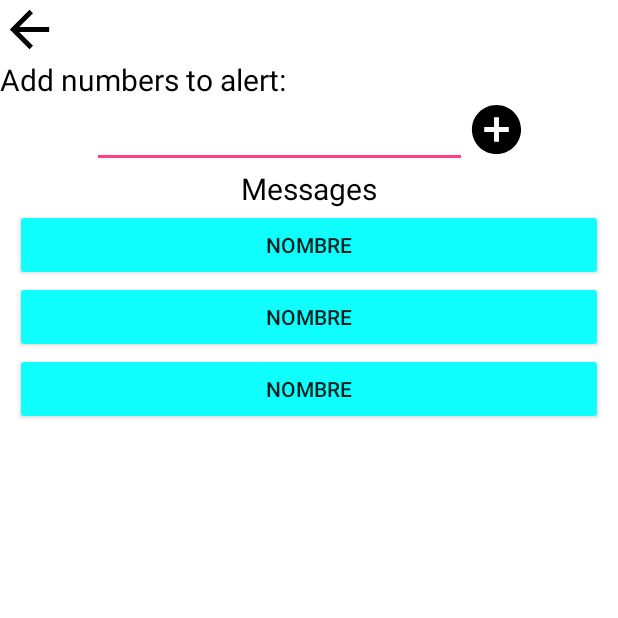
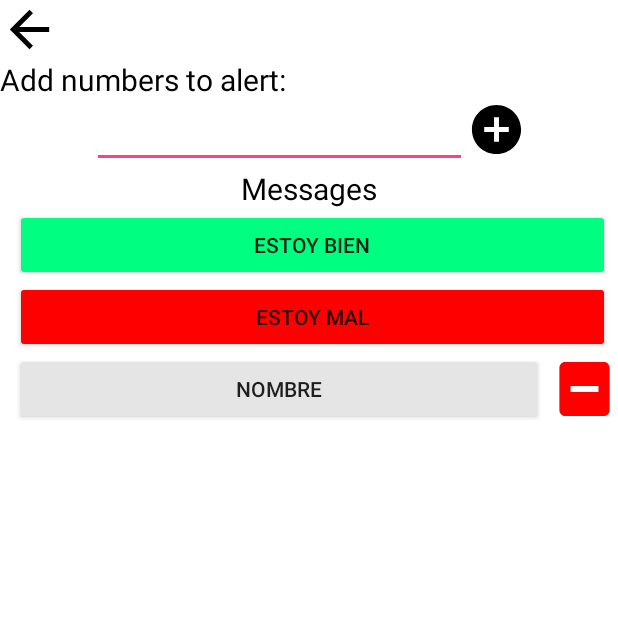
Before and after one commit to JALVITO/Signum, an Android app: the screen it shows after launch (ConfigurationActivity), after a tap on an icon or button, on a phone screen of 412 x 824 dp, the top half of it. Run offline under Robolectric (Android 15) with nearby library versions, the phone set to English and light mode, and no system bars.

Commit message:
colors, del available

```diff
--- a/app/src/main/java/com/appemergencias/Adapters/MessageButtonsConfigurationAdapter.java
+++ b/app/src/main/java/com/appemergencias/Adapters/MessageButtonsConfigurationAdapter.java
@@ -1,10 +1,13 @@
 package com.appemergencias.Adapters;
 
+import android.content.Context;
+import android.graphics.Color;
 import android.support.annotation.NonNull;
 import android.support.v7.widget.RecyclerView;
 import android.view.LayoutInflater;
 import android.view.View;
 import android.view.ViewGroup;
+import android.widget.ImageButton;
 import android.widget.TextView;
 
 import com.appemergencias.R;
@@ -18,8 +21,10 @@ import java.util.ArrayList;
 public class MessageButtonsConfigurationAdapter extends RecyclerView.Adapter<MessageButtonsConfigurationAdapter.ViewHolder> {
 
     ArrayList<String> listButtons;
-    public MessageButtonsConfigurationAdapter (ArrayList<String> listButtons) {
+    Context context;
+    public MessageButtonsConfigurationAdapter (ArrayList<String> listButtons, Context context) {
         this.listButtons = listButtons;
+        this.context = context;
     }
 
     @NonNull
@@ -30,8 +35,23 @@ public class MessageButtonsConfigurationAdapter extends RecyclerView.Adapter<Mes
     }
 
     @Override
-    public void onBindViewHolder(@NonNull MessageButtonsConfigurationAdapter.ViewHolder holder, int position) {
+    public void onBindViewHolder(@NonNull MessageButtonsConfigurationAdapter.ViewHolder holder, final int position) {
+        if(position == 0){
+            holder.mensaje.setBackgroundTintList(context.getResources().getColorStateList(R.color.estoyBien));
+            holder.del.setVisibility(View.GONE);
+        }
+        if(position == 1){
+            holder.mensaje.setBackgroundTintList(context.getResources().getColorStateList(R.color.estoyMal));
+            holder.del.setVisibility(View.GONE);
+        }
         holder.mensaje.setText(listButtons.get(position));
+        holder.del.setOnClickListener(new View.OnClickListener() {
+            @Override
+            public void onClick(View view) {
+                listButtons.remove(position);
+                notifyDataSetChanged();
+            }
+        });
     }
     @Override
     public int getItemCount() {
@@ -40,10 +60,16 @@ public class MessageButtonsConfigurationAdapter extends RecyclerView.Adapter<Mes
 
     public class ViewHolder extends RecyclerView.ViewHolder {
         TextView mensaje;
+        ImageButton del;
 
         public ViewHolder(View itemView) {
             super(itemView);
             mensaje = itemView.findViewById(R.id.mensaje);
+            del = itemView.findViewById(R.id.eliminate);
+        }
+
+        public void setOnDeleted(View.OnClickListener ocl){
+            del.setOnClickListener(ocl);
         }
     }
 }
--- a/app/src/main/java/com/appemergencias/ConfigurationActivity.java
+++ b/app/src/main/java/com/appemergencias/ConfigurationActivity.java
@@ -45,9 +45,9 @@ public class ConfigurationActivity extends AppCompatActivity implements View.OnC
     }
 
 
-    private void setUpButtonsRecyclerView(){
+    private void setUpButtonsRecyclerView() {
         buttons = findViewById(R.id.rv);
-        adapter = new MessageButtonsConfigurationAdapter(MainActivity.buttons);
+        adapter = new MessageButtonsConfigurationAdapter(MainActivity.buttons, this);
         buttons.setLayoutManager(new LinearLayoutManager(this));
         buttons.setAdapter(adapter);
         adapter.notifyDataSetChanged();
@@ -96,13 +96,4 @@ public class ConfigurationActivity extends AppCompatActivity implements View.OnC
                 break;
         }
     }
-
-    public LinearLayout createLinearLayout(){
-        LinearLayout layout = new LinearLayout(this);
-        layout.setOrientation(LinearLayout.VERTICAL);
-        TextView tv = new TextView(this);
-        tv.setText("Hola");
-        layout.addView(tv);
-        return layout;
-    }
 }
--- a/app/src/main/java/com/appemergencias/MainActivity.java
+++ b/app/src/main/java/com/appemergencias/MainActivity.java
@@ -28,8 +28,8 @@ public class MainActivity extends AppCompatActivity implements View.OnClickListe
         super.onCreate(savedInstanceState);
         setContentView(R.layout.activity_main);
 
-        buttons.add("Nombre");
-        buttons.add("Nombre");
+        buttons.add("Estoy bien");
+        buttons.add("Estoy mal");
         buttons.add("Nombre");
 
         main_page = findViewById(R.id.main_page);
--- /dev/null
+++ b/app/src/main/res/drawable/ic_indeterminate_check_box_black_24dp.xml
@@ -0,0 +1,5 @@
+<vector android:height="24dp" android:tint="#FF0000"
+    android:viewportHeight="24.0" android:viewportWidth="24.0"
+    android:width="24dp" xmlns:android="http://schemas.android.com/apk/res/android">
+    <path android:fillColor="#FF000000" android:pathData="M19,3L5,3c-1.1,0 -2,0.9 -2,2v14c0,1.1 0.9,2 2,2h14c1.1,0 2,-0.9 2,-2L21,5c0,-1.1 -0.9,-2 -2,-2zM17,13L7,13v-2h10v2z"/>
+</vector>
--- a/app/src/main/res/layout/message_buttons_configuration_list_item.xml
+++ b/app/src/main/res/layout/message_buttons_configuration_list_item.xml
@@ -6,11 +6,20 @@
 
     <Button
         android:id="@+id/mensaje"
+        android:layout_weight="8"
         android:layout_marginLeft="10dp"
-        android:layout_marginRight="10dp"
-        android:layout_width="match_parent"
+        android:layout_marginRight="5dp"
+        android:layout_width="0dp"
         android:layout_height="wrap_content"
-        android:backgroundTint="#0fffff"
+        android:backgroundTint="#e5e5e5"
         android:text="texto de prueba"/>
 
+    <ImageButton
+        android:id="@+id/eliminate"
+        android:layout_weight="1"
+        android:layout_width="0dp"
+        android:layout_height="match_parent"
+        android:background="@drawable/ic_indeterminate_check_box_black_24dp"
+        />
+
 </LinearLayout>
--- a/app/src/main/res/values/colors.xml
+++ b/app/src/main/res/values/colors.xml
@@ -3,4 +3,6 @@
     <color name="colorPrimary">#3F51B5</color>
     <color name="colorPrimaryDark">#303F9F</color>
     <color name="colorAccent">#FF4081</color>
+    <color name="estoyBien">#00ff81</color>
+    <color name="estoyMal">#ff0000</color>
 </resources>
```
